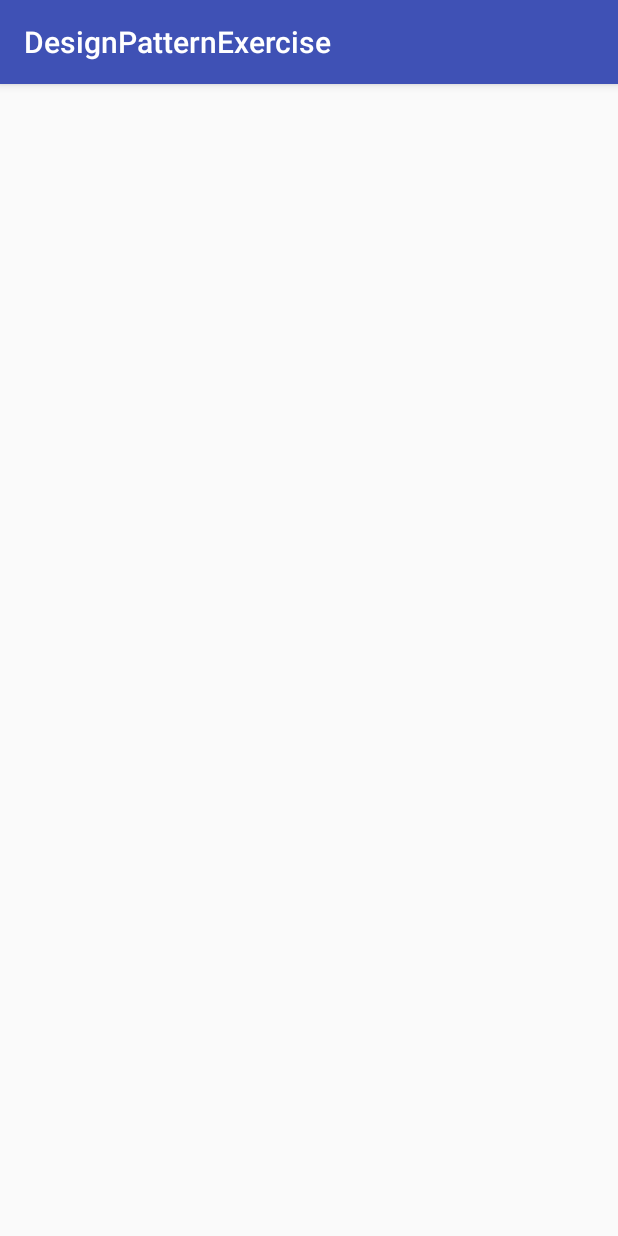
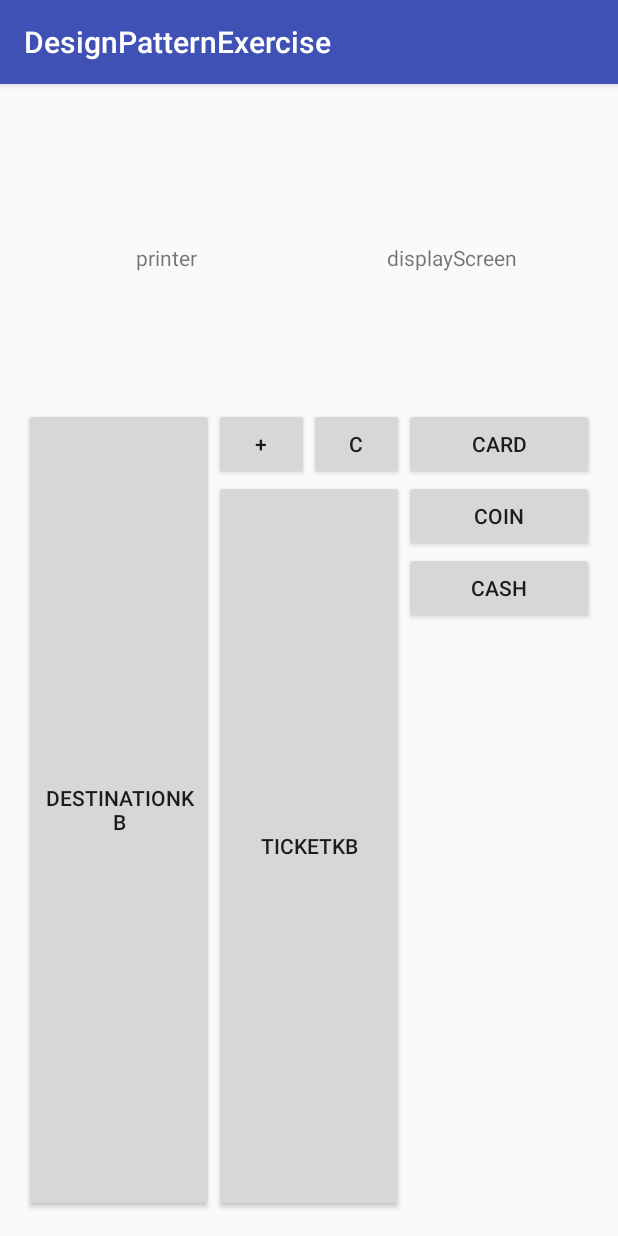
Before and after one commit to CangJie2016/DesignPattern, an Android app: the MediatorActivity screen opened directly, with no data from a screen before it, on a phone screen of 412 x 824 dp. Run offline under Robolectric (Android 15) with nearby library versions, the phone set to English and light mode, and no system bars.

Commit message:
mediator exercise

```diff
--- a/app/src/main/java/com/cangjie/designpatternexercise/MediatorActivity.java
+++ b/app/src/main/java/com/cangjie/designpatternexercise/MediatorActivity.java
@@ -2,26 +2,71 @@ package com.cangjie.designpatternexercise;
 
 import android.os.Bundle;
 import android.support.v7.app.AppCompatActivity;
+import android.view.View;
 
-import com.cangjie.designpatternexercise.mediator.Button;
+import com.cangjie.designpatternexercise.mediator.CancelBtn;
+import com.cangjie.designpatternexercise.mediator.Card;
+import com.cangjie.designpatternexercise.mediator.Cash;
+import com.cangjie.designpatternexercise.mediator.Coin;
 import com.cangjie.designpatternexercise.mediator.Component;
-import com.cangjie.designpatternexercise.mediator.TextView;
-import com.cangjie.designpatternexercise.mediator.UIMediator;
+import com.cangjie.designpatternexercise.mediator.ContinueBtn;
+import com.cangjie.designpatternexercise.mediator.DestinationKeyboard;
+import com.cangjie.designpatternexercise.mediator.DisplayScreen;
+import com.cangjie.designpatternexercise.mediator.Printer;
+import com.cangjie.designpatternexercise.mediator.SaleTicketMediator;
+import com.cangjie.designpatternexercise.mediator.TicketKeyBoard;
+import com.cangjie.designpatternexercise.utils.DebugLog;
 
 public class MediatorActivity extends AppCompatActivity {
+    private Component displayScreen ,printer ,destinationKeyboard,ticketKeyBoard ,continueBtn,cancelBtn ,card ,coin , cash ;
 
     @Override
     protected void onCreate(Bundle savedInstanceState) {
         super.onCreate(savedInstanceState);
         setContentView(R.layout.activity_mediator);
-        UIMediator mediator = new UIMediator();
-        Component btn = new Button(mediator);
-        mediator.setBtn(btn);
+        SaleTicketMediator mediator = new SaleTicketMediator();
+        displayScreen =  new DisplayScreen(mediator);
+        printer = new Printer(mediator);
+        destinationKeyboard = new DestinationKeyboard(mediator);
+        ticketKeyBoard = new TicketKeyBoard(mediator);
+        continueBtn = new ContinueBtn(mediator);
+        cancelBtn = new CancelBtn(mediator);
+        card = new Card(mediator);
+        coin = new Coin(mediator);
+        cash = new Cash(mediator);
 
-        Component tv = new TextView(mediator);
-        mediator.setTv(tv);
+        mediator.setCancelBtn(cancelBtn);
+        mediator.setCard(card);
+        mediator.setCoin(coin);
+        mediator.setCash(cash);
+        mediator.setContinueBtn(continueBtn);
+        mediator.setTicketKeyBoard(ticketKeyBoard);
+        mediator.setDestinationKeyboard(destinationKeyboard);
+        mediator.setPrinter(printer);
+        mediator.setDisplayScreen(displayScreen);
 
-        btn.method1();
-        tv.method1();
+        DebugLog.w("购票机初始化完成");
     }
+    public void DestinationKB(View view){
+        destinationKeyboard.operator("深圳北站");
+    }
+    public void buyAgain(View view){
+        continueBtn.operator();
+    }
+    public void cancel(View view){
+        cancelBtn.operator();
+    }
+    public void TicketKB(View view){
+        ticketKeyBoard.operator();
+    }
+    public void card(View view){
+        card.operator();
+    }
+    public void coin(View view){
+        coin.operator();
+    }
+    public void cash(View view){
+        cash.operator();
+    }
+
 }
--- a/app/src/main/java/com/cangjie/designpatternexercise/mediator/AbstractMediator.java
+++ b/app/src/main/java/com/cangjie/designpatternexercise/mediator/AbstractMediator.java
@@ -4,5 +4,5 @@ package com.cangjie.designpatternexercise.mediator;
  * Created by Administrator on 2016/8/2.
  */
 public abstract class AbstractMediator {
-    public abstract void operator(Component component);
+    public abstract void operator(Component component,String info);
 }
--- a/app/src/main/java/com/cangjie/designpatternexercise/mediator/Label.java
+++ b/app/src/main/java/com/cangjie/designpatternexercise/mediator/CancelBtn.java
@@ -3,13 +3,13 @@ package com.cangjie.designpatternexercise.mediator;
 /**
  * Created by Administrator on 2016/8/2.
  */
-public class Label extends Component {
-    public Label(AbstractMediator mediator) {
+public class CancelBtn extends Component {
+    public CancelBtn(AbstractMediator mediator) {
         super(mediator);
     }
 
     @Override
-    public void method2() {
+    public void fun(String info) {
 
     }
 }
--- a/app/src/main/java/com/cangjie/designpatternexercise/mediator/TextView.java
+++ b/app/src/main/java/com/cangjie/designpatternexercise/mediator/Card.java
@@ -5,13 +5,13 @@ import com.cangjie.designpatternexercise.utils.DebugLog;
 /**
  * Created by Administrator on 2016/8/2.
  */
-public class TextView extends Component {
-    public TextView(AbstractMediator mediator) {
+public class Card extends Component {
+    public Card(AbstractMediator mediator) {
         super(mediator);
     }
 
     @Override
-    public void method2() {
-        DebugLog.w("=== textView ===");
+    public void fun(String info) {
+        DebugLog.w("卡槽：请为站点"+info +"进行支付");
     }
 }
--- /dev/null
+++ b/app/src/main/java/com/cangjie/designpatternexercise/mediator/Cash.java
@@ -0,0 +1,17 @@
+package com.cangjie.designpatternexercise.mediator;
+
+import com.cangjie.designpatternexercise.utils.DebugLog;
+
+/**
+ * Created by Administrator on 2016/8/2.
+ */
+public class Cash extends Component {
+    public Cash(AbstractMediator mediator) {
+        super(mediator);
+    }
+
+    @Override
+    public void fun(String info) {
+        DebugLog.w("现金槽：请为站点"+info +"进行支付");
+    }
+}
--- a/app/src/main/java/com/cangjie/designpatternexercise/mediator/Button.java
+++ b/app/src/main/java/com/cangjie/designpatternexercise/mediator/Coin.java
@@ -5,13 +5,13 @@ import com.cangjie.designpatternexercise.utils.DebugLog;
 /**
  * Created by Administrator on 2016/8/2.
  */
-public class Button extends Component {
-    public Button(AbstractMediator mediator) {
+public class Coin extends Component {
+    public Coin(AbstractMediator mediator) {
         super(mediator);
     }
 
     @Override
-    public void method2() {
-        DebugLog.w("===press btn===");
+    public void fun(String info) {
+        DebugLog.w("投币口：请为站点"+info +"进行支付");
     }
 }
--- a/app/src/main/java/com/cangjie/designpatternexercise/mediator/Component.java
+++ b/app/src/main/java/com/cangjie/designpatternexercise/mediator/Component.java
@@ -10,8 +10,11 @@ public abstract class Component {
         this.mediator = mediator;
     }
 
-    public void method1(){
-        mediator.operator(this);
+    public void operator(){
+        operator(null);
     }
-    public abstract void method2();
+    public void operator(String info){
+        mediator.operator(this,info);
+    }
+    public abstract void fun(String info);
 }
--- /dev/null
+++ b/app/src/main/java/com/cangjie/designpatternexercise/mediator/ContinueBtn.java
@@ -0,0 +1,17 @@
+package com.cangjie.designpatternexercise.mediator;
+
+import com.cangjie.designpatternexercise.utils.DebugLog;
+
+/**
+ * Created by Administrator on 2016/8/2.
+ */
+public class ContinueBtn extends Component {
+    public ContinueBtn(AbstractMediator mediator) {
+        super(mediator);
+    }
+
+    @Override
+    public void fun(String info) {
+        DebugLog.w("This trade is finish,info :"+ info);
+    }
+}
--- /dev/null
+++ b/app/src/main/java/com/cangjie/designpatternexercise/mediator/DestinationKeyboard.java
@@ -0,0 +1,15 @@
+package com.cangjie.designpatternexercise.mediator;
+
+/**
+ * Created by Administrator on 2016/8/2.
+ */
+public class DestinationKeyboard extends Component {
+    public DestinationKeyboard(AbstractMediator mediator) {
+        super(mediator);
+    }
+
+    @Override
+    public void fun(String info) {
+
+    }
+}
--- /dev/null
+++ b/app/src/main/java/com/cangjie/designpatternexercise/mediator/DisplayScreen.java
@@ -0,0 +1,17 @@
+package com.cangjie.designpatternexercise.mediator;
+
+import com.cangjie.designpatternexercise.utils.DebugLog;
+
+/**
+ * Created by Administrator on 2016/8/2.
+ */
+public class DisplayScreen extends Component {
+    public DisplayScreen(AbstractMediator mediator) {
+        super(mediator);
+    }
+
+    @Override
+    public void fun(String info) {
+        DebugLog.w("-- display : "+info);
+    }
+}
--- /dev/null
+++ b/app/src/main/java/com/cangjie/designpatternexercise/mediator/Printer.java
@@ -0,0 +1,17 @@
+package com.cangjie.designpatternexercise.mediator;
+
+import com.cangjie.designpatternexercise.utils.DebugLog;
+
+/**
+ * Created by Administrator on 2016/8/2.
+ */
+public class Printer extends Component {
+    public Printer(AbstractMediator mediator) {
+        super(mediator);
+    }
+
+    @Override
+    public void fun(String info) {
+        DebugLog.w("print ticket :"+ info);
+    }
+}
--- /dev/null
+++ b/app/src/main/java/com/cangjie/designpatternexercise/mediator/SaleTicketMediator.java
@@ -0,0 +1,74 @@
+package com.cangjie.designpatternexercise.mediator;
+
+import com.cangjie.designpatternexercise.utils.DebugLog;
+
+/**
+ * Created by Administrator on 2016/8/2.
+ */
+public class SaleTicketMediator extends AbstractMediator {
+    private Component displayScreen ,printer ,destinationKeyboard,ticketKeyBoard ,continueBtn,cancelBtn ,card ,coin , cash ;
+    private String info;
+
+    public void setDisplayScreen(Component displayScreen) {
+        this.displayScreen = displayScreen;
+    }
+
+    public void setPrinter(Component printer) {
+        this.printer = printer;
+    }
+
+    public void setDestinationKeyboard(Component destinationKeyboard) {
+        this.destinationKeyboard = destinationKeyboard;
+    }
+
+    public void setTicketKeyBoard(Component ticketKeyBoard) {
+        this.ticketKeyBoard = ticketKeyBoard;
+    }
+
+    public void setContinueBtn(Component continueBtn) {
+        this.continueBtn = continueBtn;
+    }
+
+    public void setCancelBtn(Component cancelBtn) {
+        this.cancelBtn = cancelBtn;
+    }
+
+    public void setCard(Component card) {
+        this.card = card;
+    }
+
+    public void setCoin(Component coin) {
+        this.coin = coin;
+    }
+
+    public void setCash(Component cash) {
+        this.cash = cash;
+    }
+
+    @Override
+    public void operator(Component component, String str) {
+        if(component.getClass() == DestinationKeyboard.class){
+            this.info = str;
+            DebugLog.w("已选择"+ info +"为目的站，请选择车票");
+            ticketKeyBoard.fun(info);
+        }else if(component.getClass() == TicketKeyBoard.class){
+            DebugLog.w("已选择车票："+ info+" 。请支付");
+            card.fun(info);
+            coin.fun(info);
+            cash.fun(info);
+        }else if(component.getClass() == ContinueBtn.class){
+            DebugLog.w("请继续支付");
+            card.fun(info);
+            coin.fun(info);
+            cash.fun(info);
+        }else if(component.getClass() == CancelBtn.class){
+            DebugLog.w("取消当次交易！！！");
+        }else if(component.getClass() == Card.class){
+            DebugLog.w("已通过卡槽成功为车票支付");
+        }else if(component.getClass() == Coin.class){
+            DebugLog.w("已通过投币口成功为车票支付");
+        }else if(component.getClass() == Cash.class){
+            DebugLog.w("已通过现金槽成功为车票支付");
+        }
+    }
+}
--- /dev/null
+++ b/app/src/main/java/com/cangjie/designpatternexercise/mediator/TicketKeyBoard.java
@@ -0,0 +1,17 @@
+package com.cangjie.designpatternexercise.mediator;
+
+import com.cangjie.designpatternexercise.utils.DebugLog;
+
+/**
+ * Created by Administrator on 2016/8/2.
+ */
+public class TicketKeyBoard extends Component{
+    public TicketKeyBoard(AbstractMediator mediator) {
+        super(mediator);
+    }
+
+    @Override
+    public void fun(String info) {
+        DebugLog.w("please select suit ticket,station:" + info);
+    }
+}
--- a/app/src/main/java/com/cangjie/designpatternexercise/mediator/UIMediator.java
+++ /dev/null
@@ -1,35 +0,0 @@
-package com.cangjie.designpatternexercise.mediator;
-
-import com.cangjie.designpatternexercise.utils.DebugLog;
-
-/**
- * Created by Administrator on 2016/8/2.
- */
-public class UIMediator extends AbstractMediator {
-    private Component tv;
-    private Component btn;
-
-    public void setTv(Component tv) {
-        this.tv = tv;
-    }
-
-    public void setBtn(Component btn) {
-        this.btn = btn;
-    }
-
-    @Override
-    public void operator(Component component) {
-        if(component.getClass() == Button.class){
-            DebugLog.w("--- btn operator ---");
-            if(tv == null){
-                throw new RuntimeException("tv is null");
-            }
-            tv.method2();
-        }else if(component.getClass() == TextView.class){
-            DebugLog.w("--- tv operator ---");
-            if(btn == null)
-                throw new RuntimeException("btn is null");
-            btn.method2();
-        }
-    }
-}
--- a/app/src/main/res/layout/activity_mediator.xml
+++ b/app/src/main/res/layout/activity_mediator.xml
@@ -1,5 +1,5 @@
 <?xml version="1.0" encoding="utf-8"?>
-<RelativeLayout xmlns:android="http://schemas.android.com/apk/res/android"
+<LinearLayout xmlns:android="http://schemas.android.com/apk/res/android"
     xmlns:tools="http://schemas.android.com/tools"
     android:layout_width="match_parent"
     android:layout_height="match_parent"
@@ -7,6 +7,87 @@
     android:paddingLeft="@dimen/activity_horizontal_margin"
     android:paddingRight="@dimen/activity_horizontal_margin"
     android:paddingTop="@dimen/activity_vertical_margin"
+    android:orientation="vertical"
     tools:context="com.cangjie.designpatternexercise.MediatorActivity">
+    <LinearLayout
+        android:layout_width="match_parent"
+        android:layout_height="200dp"
+        android:orientation="horizontal">
+        <TextView
+            android:layout_width="0dp"
+            android:layout_height="match_parent"
+            android:layout_weight="1"
+            android:text="printer"
+            android:gravity="center"/>
+        <TextView
+            android:layout_width="0dp"
+            android:layout_height="match_parent"
+            android:layout_weight="1"
+            android:text="displayScreen"
+            android:gravity="center"/>
+    </LinearLayout>
 
-</RelativeLayout>
+    <LinearLayout
+        android:layout_width="match_parent"
+        android:layout_height="match_parent"
+        android:orientation="horizontal">
+        <Button
+            android:layout_width="0dp"
+            android:layout_height="match_parent"
+            android:layout_weight="1"
+            android:text="DestinationKB"
+            android:onClick="DestinationKB"/>
+        <LinearLayout
+            android:layout_width="0dp"
+            android:layout_height="match_parent"
+            android:layout_weight="1"
+            android:orientation="vertical">
+
+            <LinearLayout
+                android:layout_width="match_parent"
+                android:layout_height="wrap_content"
+                android:orientation="horizontal">
+            <Button
+                android:layout_width="0dp"
+                android:layout_height="wrap_content"
+                android:layout_weight="1"
+                android:text="+"
+                android:onClick="buyAgain"/>
+            <Button
+                android:layout_width="0dp"
+                android:layout_height="wrap_content"
+                android:layout_weight="1"
+                android:text="C"
+                android:onClick="cancel"/>
+            </LinearLayout>
+            <Button
+                android:layout_width="match_parent"
+                android:layout_height="match_parent"
+                android:text="TicketKB"
+                android:onClick="TicketKB"/>
+        </LinearLayout>
+        <LinearLayout
+            android:layout_width="0dp"
+            android:layout_height="match_parent"
+            android:layout_weight="1"
+            android:orientation="vertical">
+            <Button
+                android:layout_width="match_parent"
+                android:layout_height="wrap_content"
+                android:text="card"
+                android:onClick="card"/>
+
+            <Button
+                android:layout_width="match_parent"
+                android:layout_height="wrap_content"
+                android:text="coin"
+                android:onClick="coin"/>
+            <Button
+                android:layout_width="match_parent"
+                android:layout_height="wrap_content"
+                android:text="cash"
+                android:onClick="cash"/>
+
+        </LinearLayout>
+    </LinearLayout>
+</LinearLayout>
```
